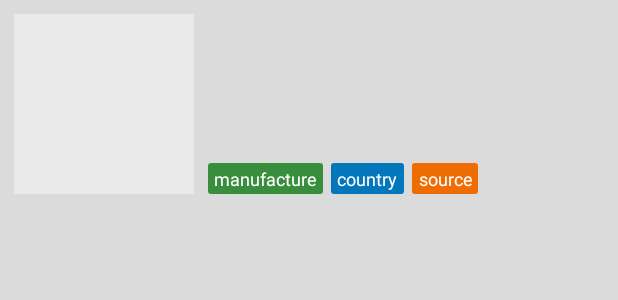
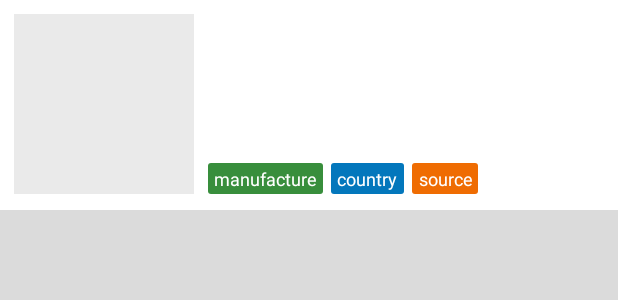
Before and after one commit to thuongleit/BarCodeScanner, an Android app: the layout view_item_recycler_bar_view.xml on its own in the app's theme, with its tools: preview values and no code run, on a phone screen of 412 x 824 dp. Shown: the top 300 px of the screen. Run offline under Robolectric (Android 15) with nearby library versions, the phone set to English and light mode, and no system bars.

Commit message:
fix swipe issues

```diff
--- a/app/src/main/java/com/whooo/babr/view/product/ProductRecyclerAdapter.java
+++ b/app/src/main/java/com/whooo/babr/view/product/ProductRecyclerAdapter.java
@@ -62,7 +62,7 @@ public class ProductRecyclerAdapter extends RecyclerView.Adapter<ProductRecycler
         Product product = mProducts.get(position);
 
         holder.bindView(product, holder.getAdapterPosition());
-        holder.itemView.setActivated(selectedItems.get(position, false));
+    //    holder.itemView.setActivated(selectedItems.get(position, false));
     }
 
     @Override
@@ -133,7 +133,7 @@ public class ProductRecyclerAdapter extends RecyclerView.Adapter<ProductRecycler
                 });
 
         View snackbarView = snackbar.getView();
-        snackbarView.setBackgroundColor(ContextCompat.getColor(context, R.color.colorAccent));
+        snackbarView.setBackgroundColor(ContextCompat.getColor(context, R.color.snackbar_undo));
         TextView tvSnack = (TextView) snackbarView.findViewById(android.support.design.R.id.snackbar_text);
         TextView tvSnackAction = (TextView) snackbarView.findViewById(android.support.design.R.id.snackbar_action);
         tvSnack.setTextColor(Color.WHITE);
@@ -194,7 +194,7 @@ public class ProductRecyclerAdapter extends RecyclerView.Adapter<ProductRecycler
 
         @Override
         public void onItemSelected(Context context) {
-            container.setBackgroundColor(ContextCompat.getColor(context, R.color.colorAccent));
+            container.setBackgroundColor(ContextCompat.getColor(context, R.color.hightlight_item_select));
         }
 
         @Override
--- a/app/src/main/java/com/whooo/babr/view/scan/CameraActivity.java
+++ b/app/src/main/java/com/whooo/babr/view/scan/CameraActivity.java
@@ -107,6 +107,7 @@ public class CameraActivity extends BaseActivity implements CameraContract.View,
         initializeInjector();
         setupViews(binding);
         mAutoFocusHandler = new Handler();
+       // mCameraPresenter.searchProducts("631839");
         // Create and configure the ImageScanner;
         setupScanner();
         //Create and Configure Camera
--- a/app/src/main/res/layout/view_item_recycler_bar_view.xml
+++ b/app/src/main/res/layout/view_item_recycler_bar_view.xml
@@ -10,8 +10,10 @@
             android:id="@+id/item_recycler_container"
             android:layout_width="match_parent"
             android:layout_height="140dp"
-            android:background="@drawable/selector_item_clickable"
-            android:padding="@dimen/item_content_padding">
+            android:padding="@dimen/item_content_padding"
+            android:background="@color/white">
+            <!--android:background="@drawable/selector_item_clickable"-->
+
 
             <ImageView
                 android:id="@+id/image_bar_view"
--- a/app/src/main/res/values/colors.xml
+++ b/app/src/main/res/values/colors.xml
@@ -18,6 +18,7 @@
     <color name="msgr_material_ripple_mask">#ffffffff</color>
     <color name="msgr_material_edge_effect">@color/colorPrimaryDark</color>
     <color name="red500">#db4437</color>
+    <color name="snackbar_undo">#BCAAA4</color>
 
     <color name="colorPrimaryDarkTheme">#4a4959</color>
     <color name="colorPrimaryDarkDarkTheme">#525065</color>
@@ -82,4 +83,5 @@
     <color name="transparent">#00000000</color>
     <color name="black_overlay">#81000000</color>
     <color name="white_overlay">#8efff2f2</color>
+    <color name="hightlight_item_select">#90CAF9</color>
 </resources>
```
